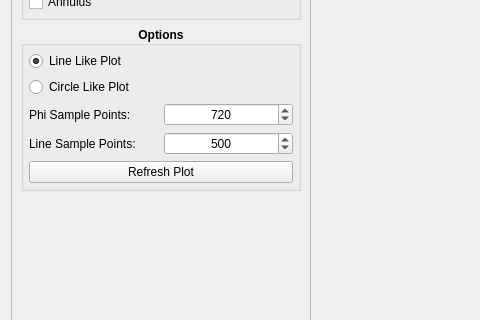
This is kmap/ui/profileplottab.ui in brands-d/kMap as Qt 5 draws it before an edit; both pictures show x 0 to 480 and y 186 to 506 of the 1213 by 927 pixel window. The edited form follows.
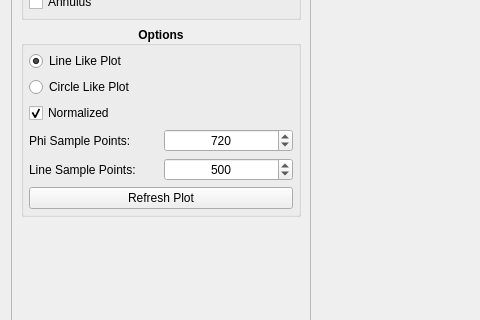
This is the edited form. Custom widgets are drawn as their Qt base class.

Commit message: Added Normalizing Checkbox in ProfilePlotTab

```diff
--- a/kmap/ui/profileplottab.ui
+++ b/kmap/ui/profileplottab.ui
@@ -216,6 +216,22 @@
               </property>
              </widget>
             </item>
+            <item>
+             <widget class="QCheckBox" name="normalize_checkbox">
+              <property name="font">
+               <font>
+                <weight>50</weight>
+                <bold>false</bold>
+               </font>
+              </property>
+              <property name="text">
+               <string>Normalized</string>
+              </property>
+              <property name="checked">
+               <bool>true</bool>
+              </property>
+             </widget>
+            </item>
             <item>
              <layout class="QGridLayout" name="layout_2">
               <item row="0" column="0">
```
Left out of the diff: 26 changed lines with no effect on the pictures. The commit also changes 2 other files.
